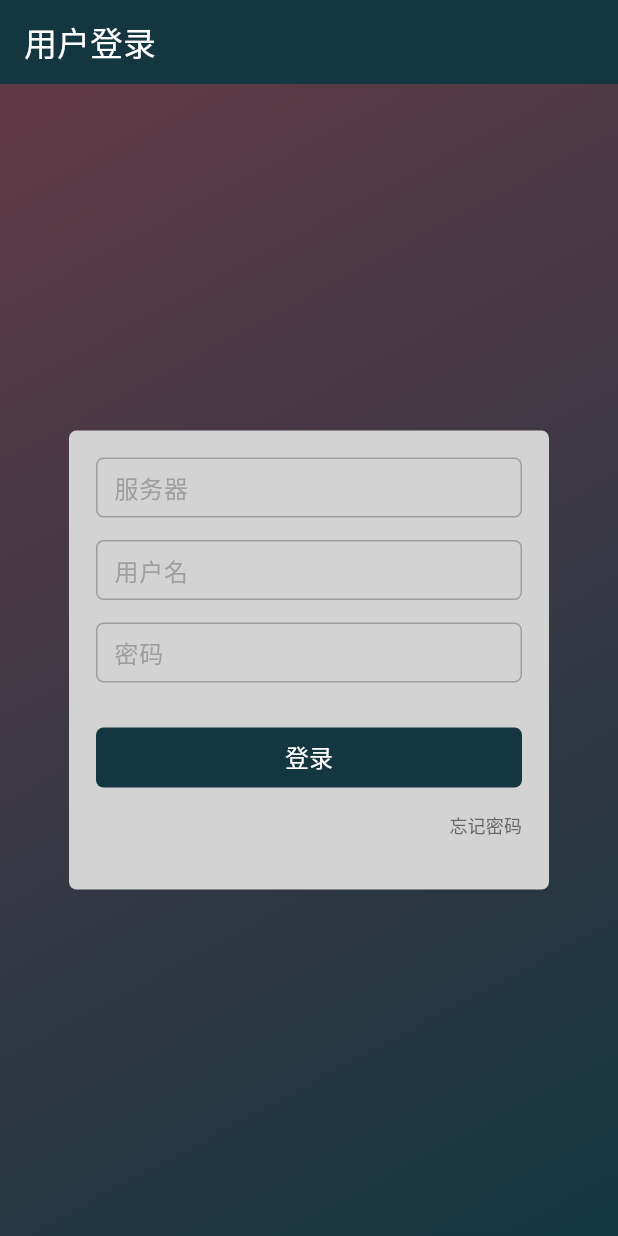
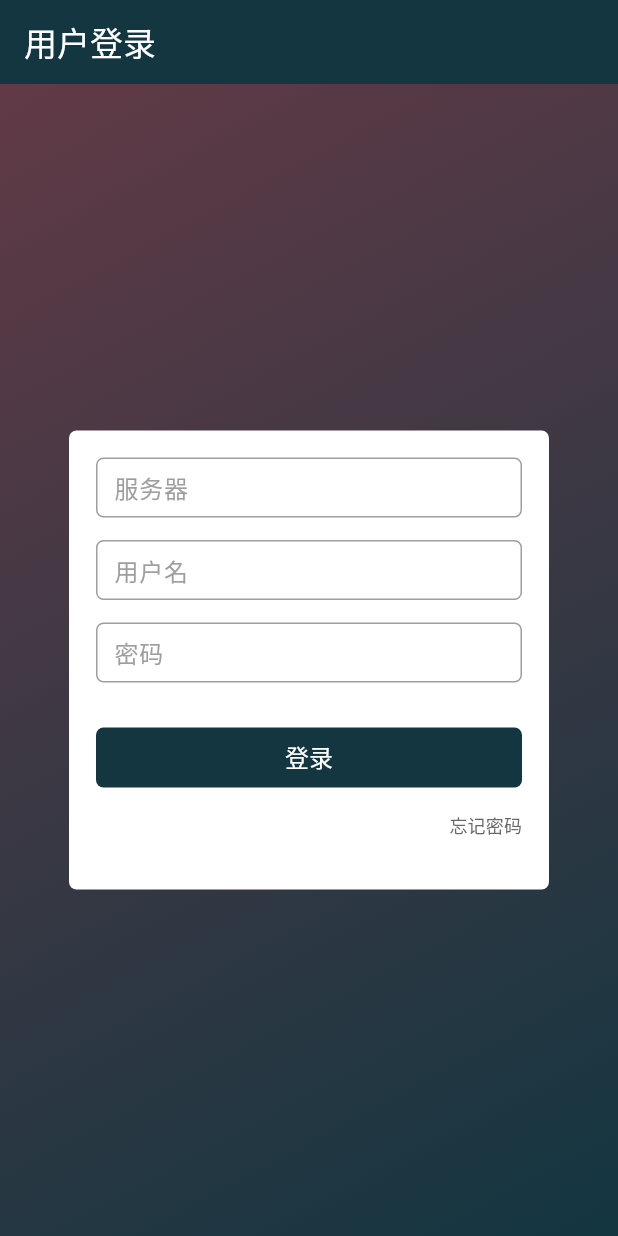
Before and after one commit to DAIRO-HY/DairoDfsApp, a Flutter app: the screen it shows after launch, on a phone screen of 412 x 824 dp. Run offline on Flutter 3.47's test engine with Material 3 defaults, Android fonts, the light colour scheme and no system bars; our stand-ins replace adaptive_dialog, cached_network_image, device_info_plus, file, file_picker, flutter_cache_manager and 9 more; missing offline and left inert: flutter_picker_plus, sqlite3, video_player_win; accounts and stored records are empty; statements that could not run were skipped.

Commit message:
修改登录页面和密码修改页面的背景色

```diff
--- a/lib/page/login/LoginPage.dart
+++ b/lib/page/login/LoginPage.dart
@@ -57,7 +57,7 @@ class _LoginPageState extends State<LoginPage> {
                 child: Container(
                     width: 320,
                     decoration: BoxDecoration(
-                      color: context.color.surface, // 内层背景色
+                      color: context.color.primaryContainer, // 内层背景色
                       borderRadius: BorderRadius.circular(Const.RADIUS), // 内层圆角
                     ),
                     padding: const EdgeInsets.all(18),
--- a/lib/page/modify_pwd/ModifyPwdPage.dart
+++ b/lib/page/modify_pwd/ModifyPwdPage.dart
@@ -47,7 +47,7 @@ class _ModifyPwdPageState extends State<ModifyPwdPage> {
                 child: Container(
                     width: 280,
                     decoration: BoxDecoration(
-                      color: context.color.surface, // 内层背景色
+                      color: context.color.primaryContainer, // 内层背景色
                       borderRadius: BorderRadius.circular(Const.RADIUS), // 内层圆角
                     ),
                     padding: const EdgeInsets.all(18),
```
